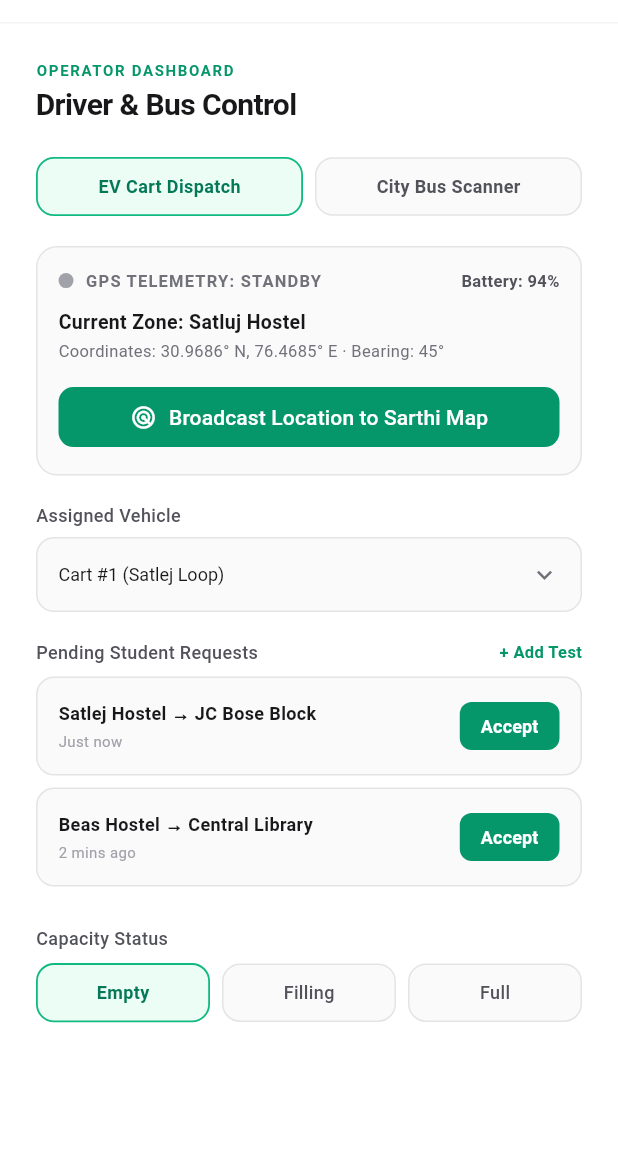
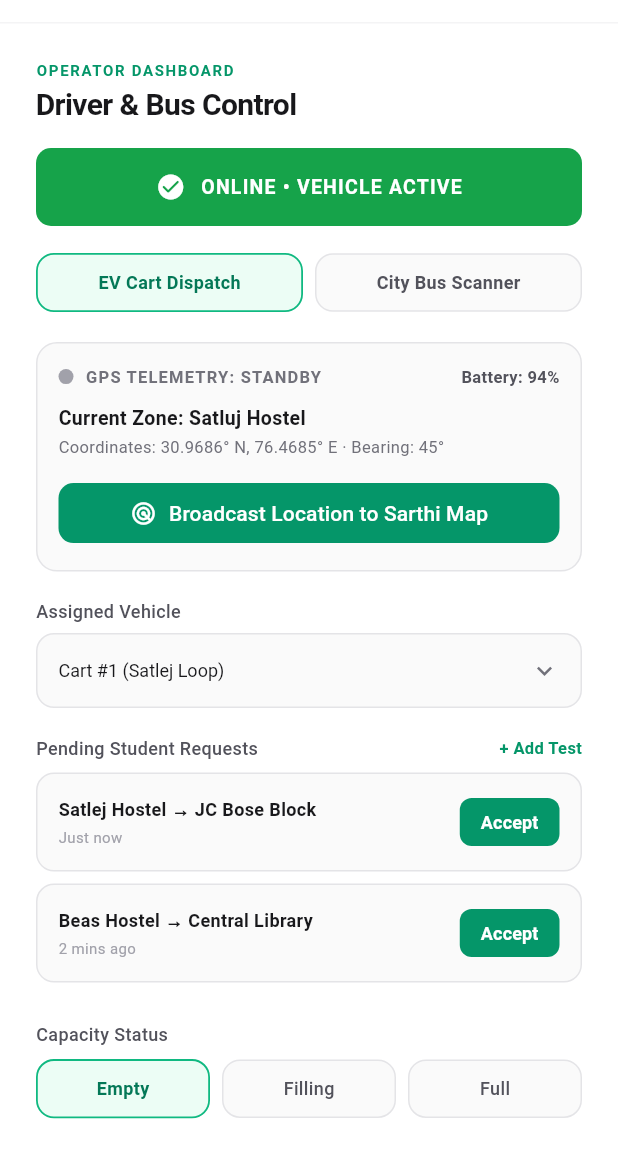
Before and after one commit to 2026csm1012-arch/Sarthi-pilot, a Flutter app: the DriverView screen opened directly, on a phone screen of 412 x 824 dp, the part 62-1236 px from its top. Run offline on Flutter 3.47's test engine with Material 3 defaults, Android fonts, the phone set to English and light mode, and no system bars; our stand-ins replace firebase_auth, firebase_core; missing offline and left inert: mobile_scanner; accounts and stored records are empty.

Commit message:
Online and offline status

```diff
--- a/lib/controllers/driver_controller.dart
+++ b/lib/controllers/driver_controller.dart
@@ -9,6 +9,13 @@ class DriverController extends ChangeNotifier {
   DriverController() {
     _initData();
   }
+
+  // Driver / Vehicle online duty status
+  bool _isOnline = true;
+  bool get isOnline => _isOnline;
+
+  String get vehicleStatusText =>
+      _isOnline ? 'Online · Vehicle Active' : 'Offline · Vehicle Inactive';
 
   // Active mode: 'cart' or 'bus'
   String _driverMode = 'cart';
@@ -135,10 +142,23 @@ class DriverController extends ChangeNotifier {
     notifyListeners();
   }
 
+  /// Toggles driver on-duty availability and active vehicle status.
+  void toggleOnlineStatus() {
+    _isOnline = !_isOnline;
+    if (!_isOnline && _isBroadcasting) {
+      // Pause telemetry when driver goes offline
+      _isBroadcasting = false;
+      _telemetryTimer?.cancel();
+      _telemetryTimer = null;
+    }
+    notifyListeners();
+  }
+
   /// Starts or stops periodic GPS telemetry broadcasting.
   void toggleLocationBroadcast() {
     _isBroadcasting = !_isBroadcasting;
     if (_isBroadcasting) {
+      _isOnline = true; // Automatically mark vehicle active & online when broadcasting
       _startTelemetryTimer();
     } else {
       _telemetryTimer?.cancel();
--- a/lib/views/driver_view.dart
+++ b/lib/views/driver_view.dart
@@ -58,7 +58,20 @@ class _DriverViewState extends State<DriverView> {
     );
   }
 
+  void _toggleOnline() {
+    _controller.toggleOnlineStatus();
+    if (_controller.isOnline) {
+      _showToast('You are ONLINE: Vehicle is active & visible on campus map.');
+    } else {
+      _showToast('You are OFFLINE: Vehicle is inactive (off-duty).');
+    }
+  }
+
   void _onAcceptRequest(dynamic id) {
+    if (!_controller.isOnline) {
+      _showToast('Please go ONLINE first to accept rides!');
+      return;
+    }
     _controller.acceptRequest(id);
     _showToast('Ride accepted! GPS broadcast started.');
   }
@@ -201,7 +214,12 @@ class _DriverViewState extends State<DriverView> {
                   ],
                 ),
 
-                const SizedBox(height: 20),
+                const SizedBox(height: 14),
+
+                // Long rectangular Driver & Vehicle Online/Offline Button
+                _buildOnlineDutyButton(),
+
+                const SizedBox(height: 18),
 
                 // Mode Selector: EV Cart Dispatch vs City Bus Scanner
                 Row(
@@ -233,6 +251,49 @@ class _DriverViewState extends State<DriverView> {
           ),
         );
       },
+    );
+  }
+
+  // Long rectangular button: Green when Online (active) and Red when Offline (inactive)
+  Widget _buildOnlineDutyButton() {
+    final isOnline = _controller.isOnline;
+    final color = isOnline ? const Color(0xFF16A34A) : const Color(0xFFDC2626);
+
+    return SizedBox(
+      width: double.infinity,
+      height: 52,
+      child: ElevatedButton(
+        onPressed: _toggleOnline,
+        style: ElevatedButton.styleFrom(
+          backgroundColor: color,
+          foregroundColor: Colors.white,
+          elevation: 0,
+          shape: RoundedRectangleBorder(
+            borderRadius: BorderRadius.circular(10),
+          ),
+          padding: const EdgeInsets.symmetric(horizontal: 16),
+        ),
+        child: Row(
+          mainAxisAlignment: MainAxisAlignment.center,
+          children: [
+            Icon(
+              isOnline ? Icons.check_circle_rounded : Icons.power_settings_new_rounded,
+              size: 20,
+              color: Colors.white,
+            ),
+            const SizedBox(width: 10),
+            Text(
+              isOnline ? 'ONLINE • VEHICLE ACTIVE' : 'OFFLINE • VEHICLE INACTIVE',
+              style: const TextStyle(
+                fontSize: 13,
+                fontWeight: FontWeight.w700,
+                letterSpacing: 0.8,
+                color: Colors.white,
+              ),
+            ),
+          ],
+        ),
+      ),
     );
   }
 
```
